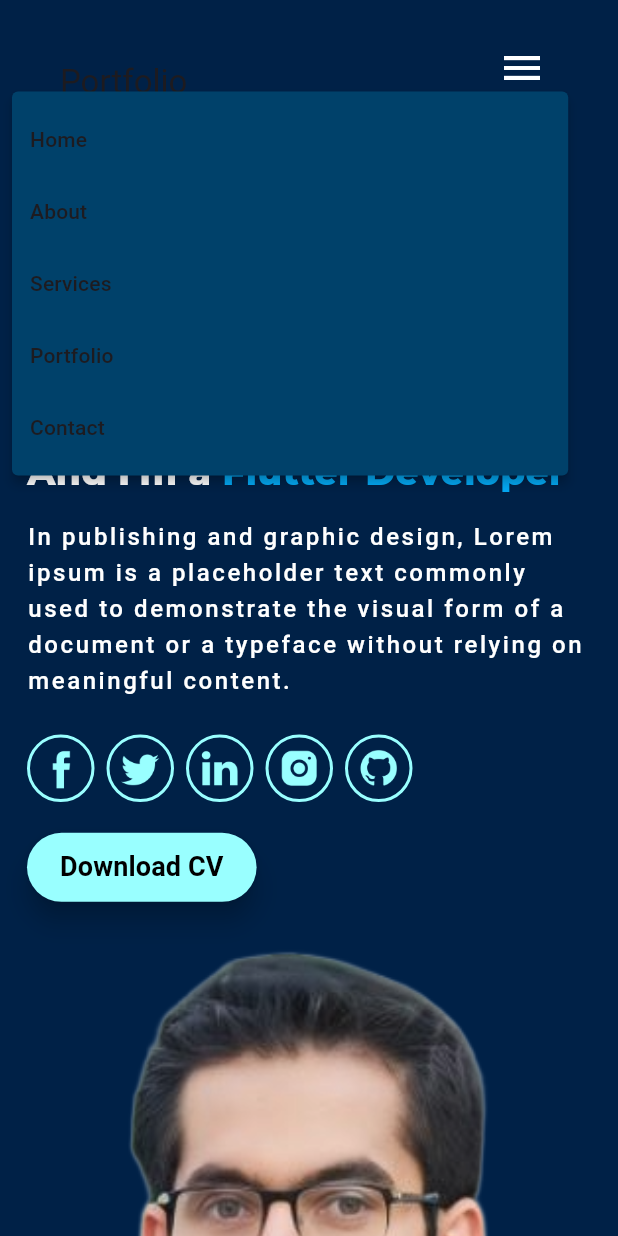
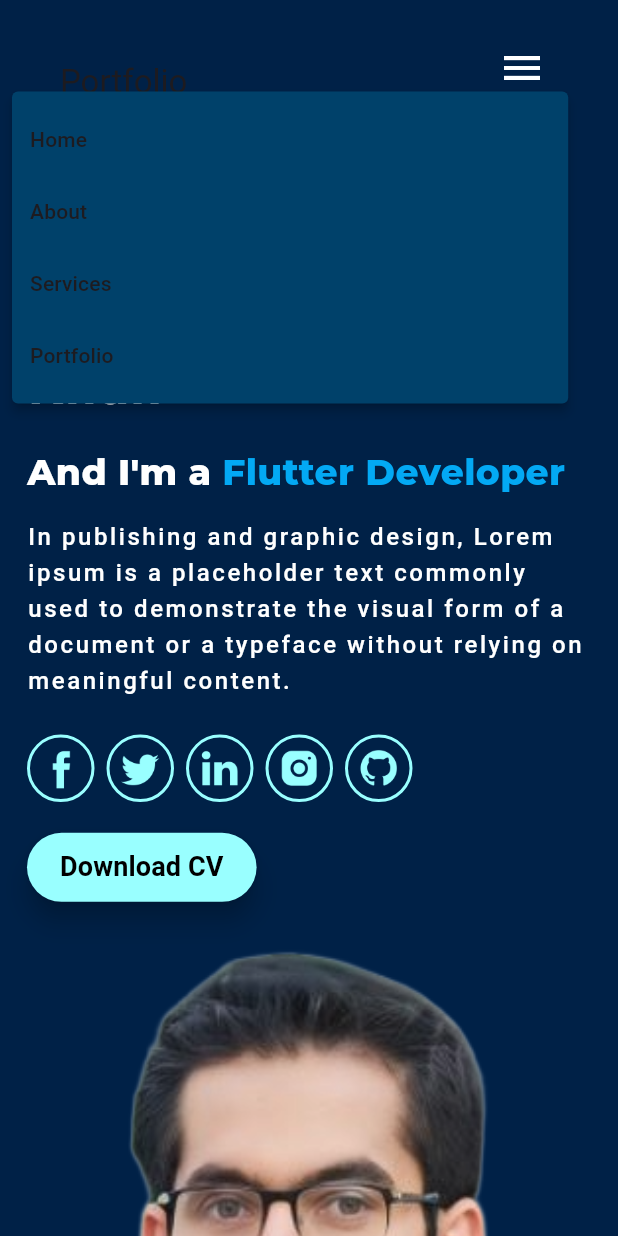
Before and after one commit to Muhammadadnan378/Muhammadadnan378.github.io, a Flutter app: the screen it shows after launch, after a tap on the "menu" icon, on a phone screen of 412 x 824 dp. Run offline on Flutter 3.47's test engine with Material 3 defaults, Android fonts, the phone set to English and light mode, and no system bars; drawn by our look-alikes of animated_text_kit; our stand-ins replace animate_do, google_fonts.

```diff
--- a/lib/views/main_dashboard.dart
+++ b/lib/views/main_dashboard.dart
@@ -25,7 +25,7 @@ class _MainDashBoardState extends State<MainDashBoard> {
     'About',
     'Services',
     'Portfolio',
-    'Contact',
+    // 'Contact',
   ];
 
   var menuIndex = 0;
```
